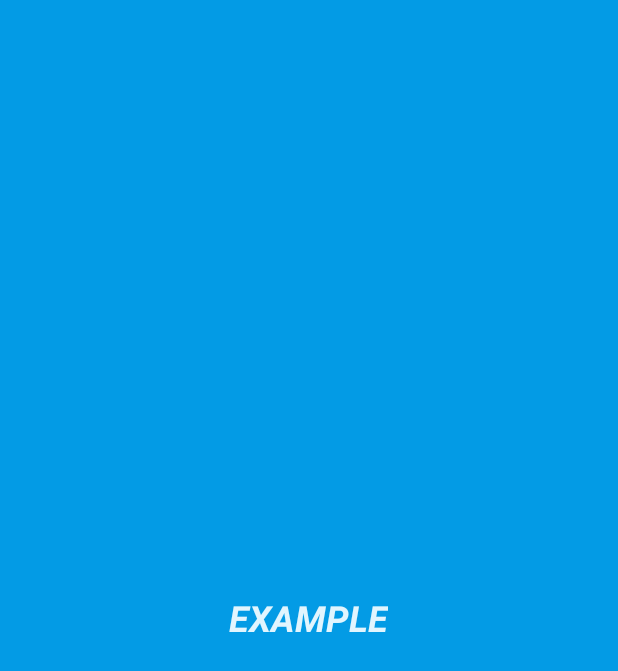
After one commit to alexalbert/CounterWidget, an Android app: the layout counter_widget.xml on its own in the app's theme, with its tools: preview values and no code run, on a phone screen of 412 x 824 dp. The commit adds this screen. Shown: the top 671 px of the screen. Run offline under Robolectric (Android 15) with nearby library versions, the light colour scheme and no system bars.

Commit message:
Add widget

```diff
--- /dev/null
+++ b/app/src/main/res/layout/counter_widget.xml
@@ -0,0 +1,21 @@
+<RelativeLayout xmlns:android="http://schemas.android.com/apk/res/android"
+    android:layout_width="match_parent"
+    android:layout_height="match_parent"
+    android:background="?attr/appWidgetBackgroundColor"
+    android:padding="@dimen/widget_margin"
+    android:theme="@style/ThemeOverlay.CounterWidget.AppWidgetContainer">
+
+    <TextView
+        android:id="@+id/appwidget_text"
+        android:layout_width="wrap_content"
+        android:layout_height="wrap_content"
+        android:layout_centerHorizontal="true"
+        android:layout_centerVertical="true"
+        android:layout_margin="8dp"
+        android:background="?attr/appWidgetBackgroundColor"
+        android:contentDescription="@string/appwidget_text"
+        android:text="@string/appwidget_text"
+        android:textColor="?attr/appWidgetTextColor"
+        android:textSize="24sp"
+        android:textStyle="bold|italic" />
+</RelativeLayout>
--- a/app/src/main/res/values-night/themes.xml
+++ b/app/src/main/res/values-night/themes.xml
@@ -13,4 +13,9 @@
         <item name="android:statusBarColor" tools:targetApi="l">?attr/colorPrimaryVariant</item>
         <!-- Customize your theme here. -->
     </style>
+
+    <style name="ThemeOverlay.CounterWidget.AppWidgetContainer" parent="">
+        <item name="appWidgetBackgroundColor">@color/light_blue_900</item>
+        <item name="appWidgetTextColor">@color/light_blue_200</item>
+    </style>
 </resources>
--- /dev/null
+++ b/app/src/main/res/values/attrs.xml
@@ -0,0 +1,6 @@
+<resources>
+    <declare-styleable name="AppWidgetAttrs">
+        <attr name="appWidgetBackgroundColor" format="color" />
+        <attr name="appWidgetTextColor" format="color" />
+    </declare-styleable>
+</resources>
--- a/app/src/main/res/values/colors.xml
+++ b/app/src/main/res/values/colors.xml
@@ -7,4 +7,8 @@
     <color name="teal_700">#FF018786</color>
     <color name="black">#FF000000</color>
     <color name="white">#FFFFFFFF</color>
+    <color name="light_blue_50">#FFE1F5FE</color>
+    <color name="light_blue_200">#FF81D4FA</color>
+    <color name="light_blue_600">#FF039BE5</color>
+    <color name="light_blue_900">#FF01579B</color>
 </resources>
--- a/app/src/main/res/values/strings.xml
+++ b/app/src/main/res/values/strings.xml
@@ -1,3 +1,5 @@
 <resources>
     <string name="app_name">CounterWidget</string>
+    <string name="appwidget_text">EXAMPLE</string>
+    <string name="add_widget">Add widget</string>
 </resources>
--- a/app/src/main/res/values/themes.xml
+++ b/app/src/main/res/values/themes.xml
@@ -13,4 +13,9 @@
         <item name="android:statusBarColor" tools:targetApi="l">?attr/colorPrimaryVariant</item>
         <!-- Customize your theme here. -->
     </style>
+
+    <style name="ThemeOverlay.CounterWidget.AppWidgetContainer" parent="">
+        <item name="appWidgetBackgroundColor">@color/light_blue_600</item>
+        <item name="appWidgetTextColor">@color/light_blue_50</item>
+    </style>
 </resources>
```
Also changed, not shown: app/src/main/AndroidManifest.xml (+10 -0 lines), app/src/main/java/com/aa/counterwidget/CounterWidget.kt (added, +44 -0 lines), app/src/main/res/values/dimens.xml (added, +10 -0 lines), app/src/main/res/xml/counter_widget_info.xml (added, +10 -0 lines), app/src/main/res/drawable-nodpi/example_appwidget_preview.png (added).
